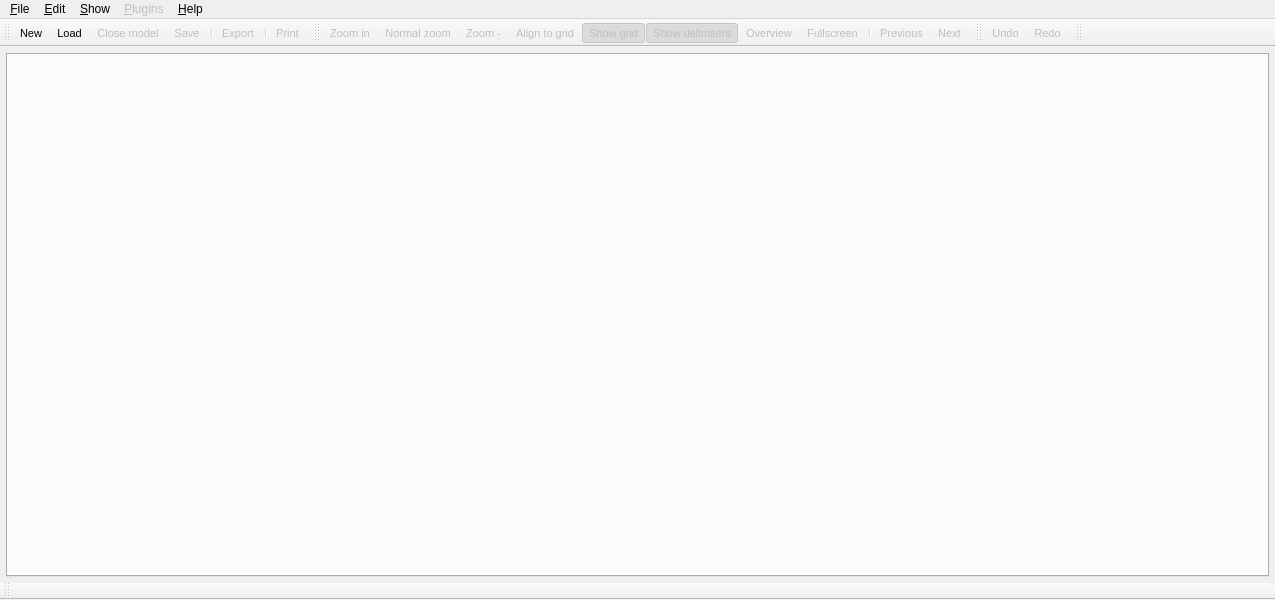
The window that libpgmodeler_ui/ui/mainwindow.ui (pgmodeler/pgmodeler) describes before a commit, drawn with Qt 5.
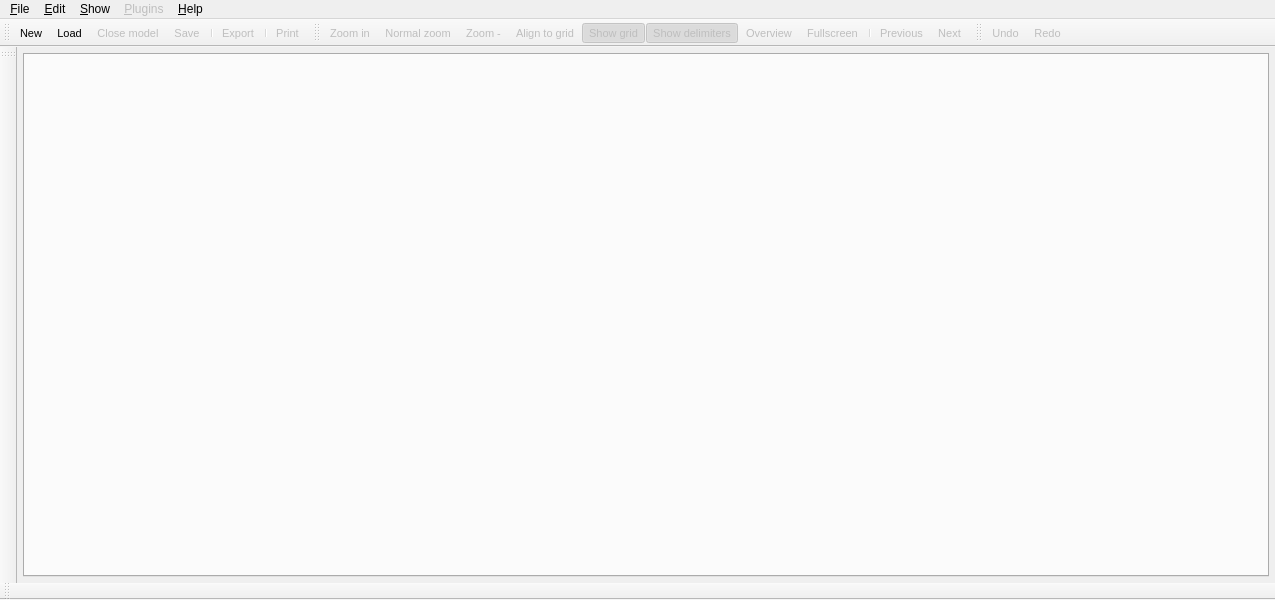
The same window after the commit. Icons and pictures are not drawn.

Patch:
```diff
--- a/libpgmodeler_ui/ui/mainwindow.ui
+++ b/libpgmodeler_ui/ui/mainwindow.ui
@@ -66,6 +66,12 @@
       <property name="mouseTracking">
        <bool>true</bool>
       </property>
+      <property name="tabPosition">
+       <enum>QTabWidget::North</enum>
+      </property>
+      <property name="tabShape">
+       <enum>QTabWidget::Rounded</enum>
+      </property>
       <property name="currentIndex">
        <number>-1</number>
       </property>
@@ -331,7 +337,7 @@
     <enum>Qt::ToolButtonTextUnderIcon</enum>
    </property>
    <attribute name="toolBarArea">
-    <enum>TopToolBarArea</enum>
+    <enum>LeftToolBarArea</enum>
    </attribute>
    <attribute name="toolBarBreak">
     <bool>false</bool>
```
